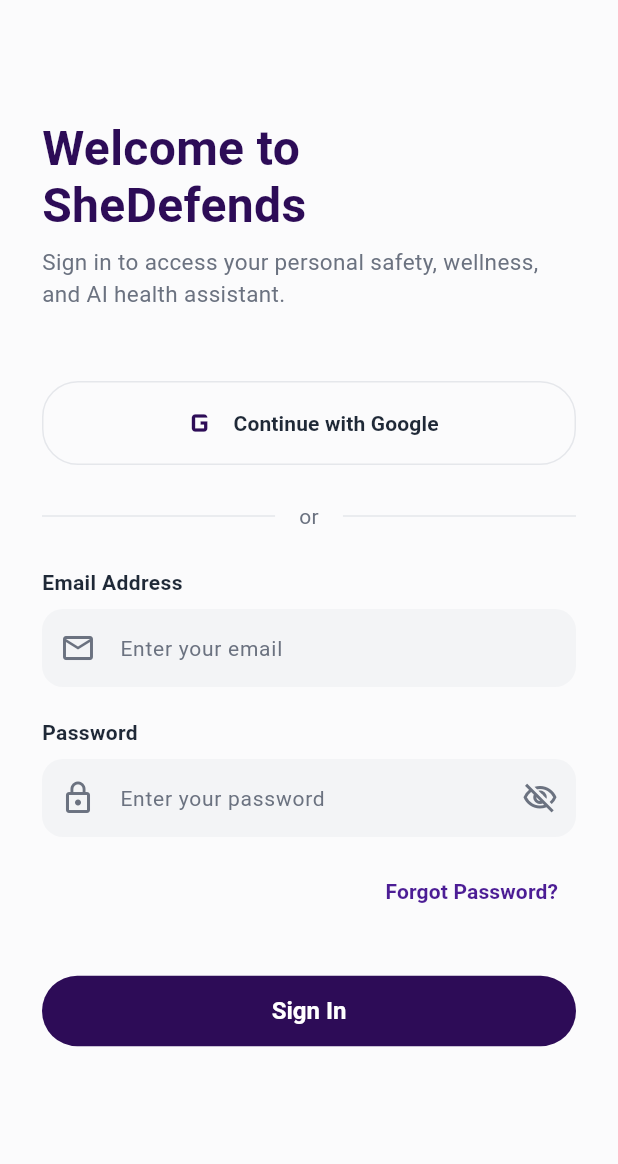
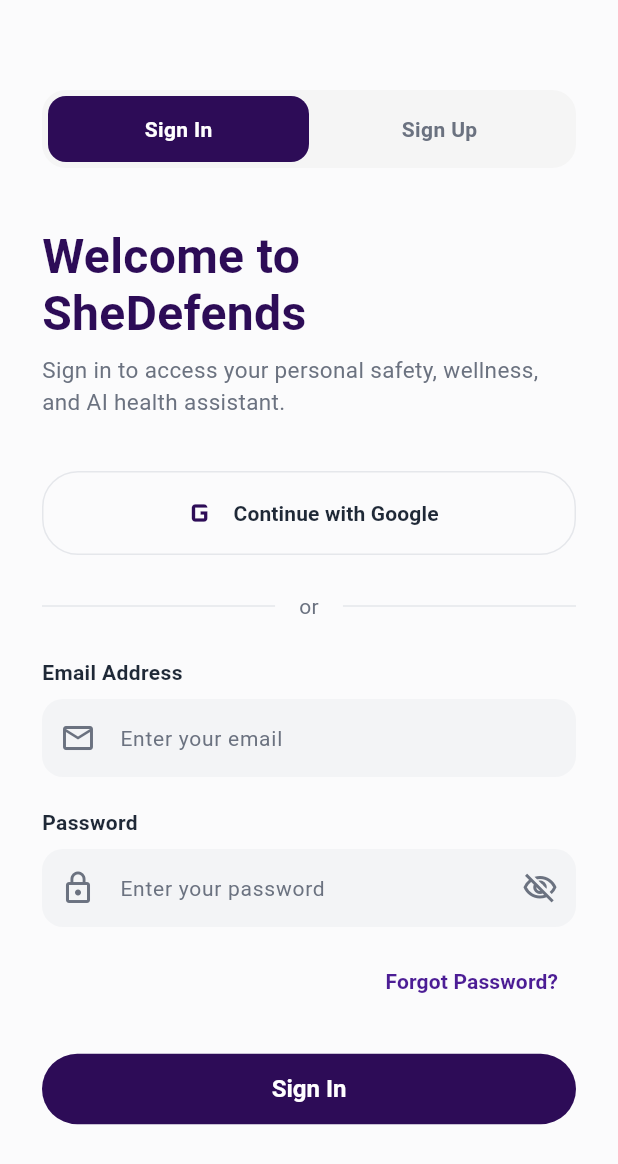
Before and after one commit to Hinduja-25/Prompt-Pray-v2v, a Flutter app: the LoginScreen screen opened directly, on a phone screen of 412 x 824 dp. Shown: the top 1164 px of the screen. Run offline on Flutter 3.47's test engine with Material 3 defaults, Android fonts, the phone set to English and light mode, and no system bars; our stand-ins replace audioplayers, dio, firebase_auth, flutter_local_notifications, flutter_riverpod, flutter_secure_storage and 4 more; accounts and stored records are empty; Roboto replaces fonts that are missing (Outfit).

Commit message:
Implement auth switcher segment, email regex format check, and setup profile validation constraints (18+ age, height/weight bounds)

```diff
--- a/she_defends_app/lib/features/auth/login_screen.dart
+++ b/she_defends_app/lib/features/auth/login_screen.dart
@@ -3,6 +3,8 @@
 import 'package:she_defends_app/core/theme/app_theme.dart';
 import 'package:she_defends_app/core/network/api_client.dart';
 import 'package:she_defends_app/features/auth/setup_screen.dart';
+import 'package:she_defends_app/core/providers/app_state.dart';
+import 'package:she_defends_app/features/dashboard_wrapper.dart';
 
 class LoginScreen extends ConsumerStatefulWidget {
   const LoginScreen({super.key});
@@ -16,19 +18,61 @@
   final _passwordController = TextEditingController();
   bool _obscurePassword = true;
 
+  // Sign In / Sign Up state and validations
+  bool _isSignUp = false;
+  final RegExp _emailRegex = RegExp(r"^[a-zA-Z0-9._%+-]+@[a-zA-Z0-9.-]+\.[a-zA-Z]{2,}$");
+
   Future<void> _handleMockLogin(bool isGoogle) async {
     final email = _emailController.text.trim();
-    if (email.isEmpty && !isGoogle) {
+    final password = _passwordController.text.trim();
+
+    if (!isGoogle) {
+      if (email.isEmpty) {
         ScaffoldMessenger.of(context).showSnackBar(
           const SnackBar(content: Text("Please enter your email")),
         );
         return;
       }
+      if (!_emailRegex.hasMatch(email)) {
+        ScaffoldMessenger.of(context).showSnackBar(
+          const SnackBar(content: Text("Please enter a valid email address")),
+        );
+        return;
+      }
+      if (password.isEmpty) {
+        ScaffoldMessenger.of(context).showSnackBar(
+          const SnackBar(content: Text("Please enter your password")),
+        );
+        return;
+      }
+      if (password.length < 6) {
+        ScaffoldMessenger.of(context).showSnackBar(
+          const SnackBar(content: Text("Password must be at least 6 characters long")),
+        );
+        return;
+      }
+    }
 
-    // Set global mock token (for development) if Firebase is not working
-    // In a real app we'd use Firebase Auth. Here we just set a static variable for ApiClient to use.
+    // Set global mock token (for development)
     ApiClient.mockEmail = email.isNotEmpty ? email : "google_user";
 
+    // If it's a new signup, always redirect to SetupScreen for Profile Completion
+    if (_isSignUp) {
+      final apiClient = ApiClient();
+      try {
+        await apiClient.post("/auth/login");
+      } catch (e) {
+        debugPrint("Failed to register signup login event: $e");
+      }
+      if (mounted) {
+        Navigator.of(context).pushReplacement(
+          MaterialPageRoute(builder: (_) => const SetupScreen()),
+        );
+      }
+      return;
+    }
+
+    // Otherwise, check if user already has a completed profile
     final apiClient = ApiClient();
     try {
       await apiClient.post("/auth/login");
@@ -38,11 +82,11 @@
       if (profileResp.statusCode == 200 && profileResp.data != null) {
         final data = profileResp.data;
         if (data['name'] != null && data['name'].toString().isNotEmpty) {
-          // Profile exists, go to Dashboard
+          // Profile exists, go directly to Home Dashboard
           if (mounted) {
             ref.read(authProvider.notifier).login();
 
-            // Also restore profile in Riverpod
+            // Restore profile in Riverpod
             try {
               final p = UserProfile(
                 name: data['name'] ?? '',
@@ -72,6 +116,7 @@
       debugPrint("Failed to register login event with database: $e");
     }
 
+    // If profile is incomplete, direct to SetupScreen
     if (mounted) {
       Navigator.of(context).pushReplacement(
         MaterialPageRoute(builder: (_) => const SetupScreen()),
@@ -89,10 +134,65 @@
           child: Column(
             crossAxisAlignment: CrossAxisAlignment.start,
             children: [
+              const SizedBox(height: 20),
+
+              // Segmented Tab Mode Switcher
+              Container(
+                decoration: BoxDecoration(
+                  color: Colors.grey.shade100,
+                  borderRadius: BorderRadius.circular(16),
+                ),
+                padding: const EdgeInsets.all(4),
+                child: Row(
+                  children: [
+                    Expanded(
+                      child: GestureDetector(
+                        onTap: () => setState(() => _isSignUp = false),
+                        child: Container(
+                          padding: const EdgeInsets.symmetric(vertical: 12),
+                          decoration: BoxDecoration(
+                            color: !_isSignUp ? AppColors.primary : Colors.transparent,
+                            borderRadius: BorderRadius.circular(12),
+                          ),
+                          alignment: Alignment.center,
+                          child: Text(
+                            "Sign In",
+                            style: TextStyle(
+                              color: !_isSignUp ? Colors.white : AppColors.textMuted,
+                              fontWeight: FontWeight.bold,
+                            ),
+                          ),
+                        ),
+                      ),
+                    ),
+                    Expanded(
+                      child: GestureDetector(
+                        onTap: () => setState(() => _isSignUp = true),
+                        child: Container(
+                          padding: const EdgeInsets.symmetric(vertical: 12),
+                          decoration: BoxDecoration(
+                            color: _isSignUp ? AppColors.primary : Colors.transparent,
+                            borderRadius: BorderRadius.circular(12),
+                          ),
+                          alignment: Alignment.center,
+                          child: Text(
+                            "Sign Up",
+                            style: TextStyle(
+                              color: _isSignUp ? Colors.white : AppColors.textMuted,
+                              fontWeight: FontWeight.bold,
+                            ),
+                          ),
+                        ),
+                      ),
+                    ),
+                  ],
+                ),
+              ),
               const SizedBox(height: 40),
-              const Text(
-                "Welcome to\nSheDefends",
-                style: TextStyle(
+
+              Text(
+                _isSignUp ? "Create Account\non SheDefends" : "Welcome to\nSheDefends",
+                style: const TextStyle(
                   fontSize: 32,
                   fontWeight: FontWeight.bold,
                   color: AppColors.primary,
@@ -100,11 +200,13 @@
                 ),
               ),
               const SizedBox(height: 8),
-              const Text(
-                "Sign in to access your personal safety, wellness, and AI health assistant.",
-                style: TextStyle(color: AppColors.textMuted, fontSize: 15),
+              Text(
+                _isSignUp
+                    ? "Sign up to access your personal safety, wellness, and AI health assistant."
+                    : "Sign in to access your personal safety, wellness, and AI health assistant.",
+                style: const TextStyle(color: AppColors.textMuted, fontSize: 15),
               ),
-              const SizedBox(height: 48),
+              const SizedBox(height: 36),
 
               // Google Login Button
               SizedBox(
@@ -112,9 +214,9 @@
                 child: OutlinedButton.icon(
                   onPressed: () => _handleMockLogin(true),
                   icon: const Icon(Icons.g_mobiledata, size: 28, color: AppColors.primary),
-                  label: const Text(
-                    "Continue with Google",
-                    style: TextStyle(color: AppColors.textDark, fontWeight: FontWeight.w600),
+                  label: Text(
+                    _isSignUp ? "Sign Up with Google" : "Continue with Google",
+                    style: const TextStyle(color: AppColors.textDark, fontWeight: FontWeight.w600),
                   ),
                   style: OutlinedButton.styleFrom(
                     side: const BorderSide(color: Color(0xFFE5E7EB)),
@@ -178,6 +280,7 @@
               ),
               const SizedBox(height: 12),
 
+              if (!_isSignUp)
                 Align(
                   alignment: Alignment.centerRight,
                   child: TextButton(
@@ -188,14 +291,14 @@
                     ),
                   ),
                 ),
-              const SizedBox(height: 32),
+              const SizedBox(height: 24),
 
-              // Primary Login button
+              // Primary Auth button
               SizedBox(
                 width: double.infinity,
                 child: ElevatedButton(
                   onPressed: () => _handleMockLogin(false),
-                  child: const Text("Sign In"),
+                  child: Text(_isSignUp ? "Sign Up" : "Sign In"),
                 ),
               ),
             ],
```
Also changed, not shown: she_defends_app/lib/features/auth/setup_screen.dart (+61 -5 lines). Lines whose indentation alone changed are shown as unchanged.
